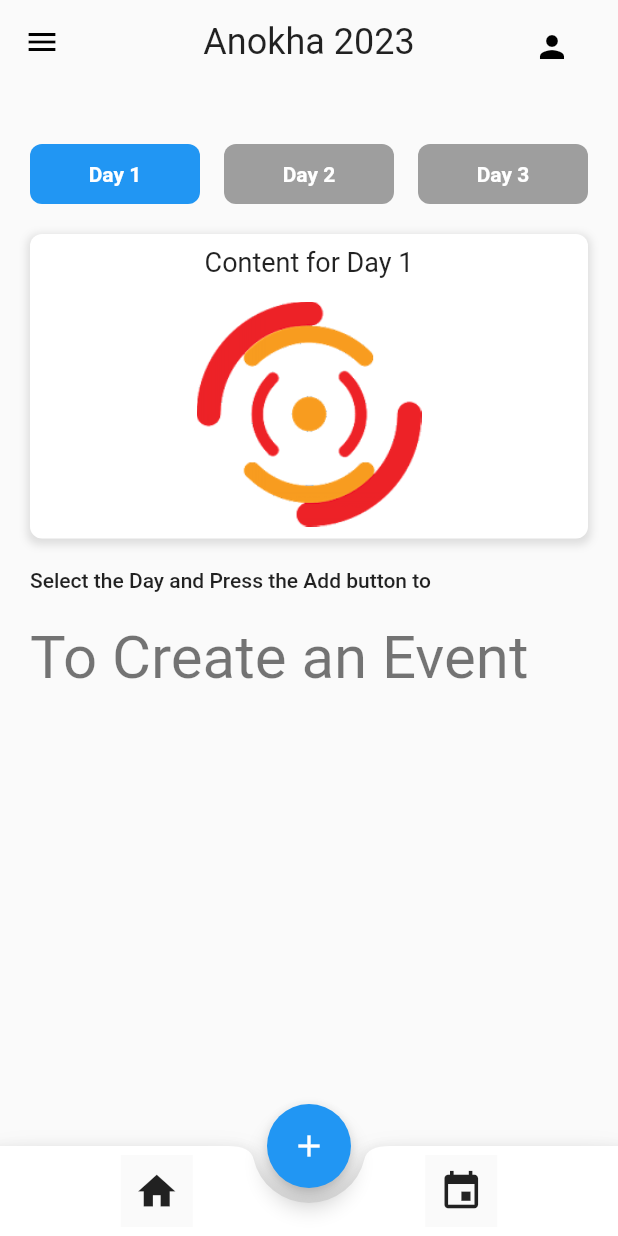
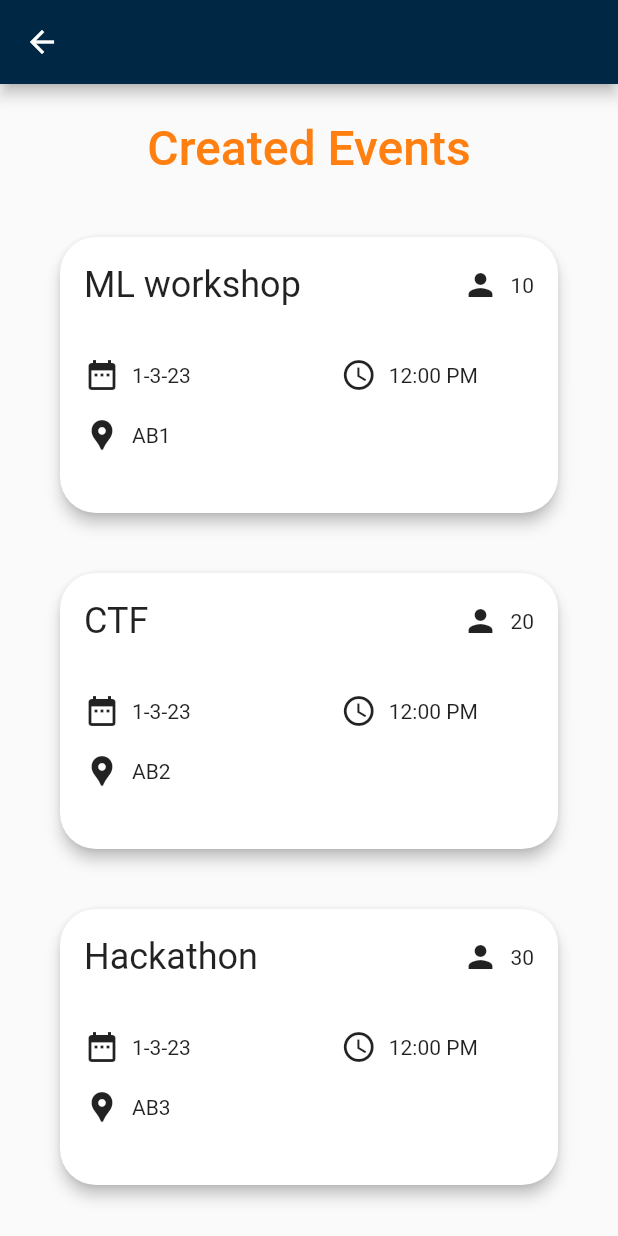
Before and after one commit to LalithGuptha/Admin_App_Anokha, a Flutter app: the screen it shows after launch, after a tap on "Login", after a tap on the "event" icon, on a phone screen of 412 x 824 dp. Run offline on Flutter 3.47's test engine with Material 2 defaults, Android fonts, the phone set to English and light mode, and no system bars; our stand-ins replace animated_splash_screen, hexcolor.

Commit message:
Created Events - Layout

```diff
--- a/lib/main.dart
+++ b/lib/main.dart
@@ -1,6 +1,8 @@
+import 'package:admin_app/screens/login.dart';
+import 'package:animated_splash_screen/animated_splash_screen.dart';
 import 'package:flutter/material.dart';
 import 'package:admin_app/screens/splash_screen.dart';
-
+import 'package:hexcolor/hexcolor.dart';
 void main() {
   runApp(Temp());
 }
@@ -12,6 +14,6 @@ class Temp extends StatelessWidget {
   Widget build(BuildContext context) {
     return MaterialApp(
         home: SplashScreen()
-    );
+        );
   }
 }
--- a/lib/screens/Signup.dart
+++ b/lib/screens/Signup.dart
@@ -1,5 +1,3 @@
-import 'dart:ffi';
-
 import 'package:flutter/material.dart';
 import 'package:hexcolor/hexcolor.dart';
 
@@ -12,7 +10,7 @@ class Signup extends StatefulWidget {
 
 class _Signup extends State<Signup>
 {
-    var departments = ['CSE','ECE','MECH'];
+    var departments = ["AEE","AIE","ARE","CCE","CHE","CIE","CVI","CSE","CYS","EAC","ECE","EEE","EIE","ELC","MEE"];
     String dropdownvalue = 'CSE';
     @override
     Widget build(BuildContext context)
@@ -42,7 +40,7 @@ class _Signup extends State<Signup>
                   textAlign: TextAlign.center,
                 ) ,
               ),
-              SizedBox(height: 80,),
+              SizedBox(height: 8,),
               Padding(
                   padding: EdgeInsets.all(24),
                 child: Column(
@@ -90,7 +88,15 @@ class _Signup extends State<Signup>
                         )
 
                     ),
-                    SizedBox(height:40),
+                    SizedBox(height:32),
+                    Row(
+                      children: [
+                        SizedBox(width: 40,),
+                        Text("Department",style: TextStyle(
+                            fontSize: 16,
+                            fontWeight: FontWeight.w300,
+                        ),),
+                        SizedBox(width: 40,),
                         DropdownButton(
                             borderRadius: BorderRadius.circular(20),
                             dropdownColor: HexColor("BEB7A4"),
@@ -107,7 +113,9 @@ class _Signup extends State<Signup>
                             }
 
                         ),
-                    SizedBox(height:40),
+                      ],
+                    ),
+                    SizedBox(height:32),
                     TextField(
                         decoration: InputDecoration(
                             icon: Icon(Icons.phone_android),
--- a/lib/screens/home_screen.dart
+++ b/lib/screens/home_screen.dart
@@ -1,3 +1,4 @@
+import 'package:admin_app/screens/listofevents.dart';
 import 'package:flutter/material.dart';
 //import 'package:hexcolor/hexcolor.dart';
 import 'package:admin_app/screens/daysCont.dart';
@@ -77,7 +78,10 @@ class _HomeScreen extends State<HomeScreen> {
                   ),
                   SizedBox(),//to make space for the floating button
                   Material(
-                    child: IconButton(onPressed:(){},icon: Icon(Icons.event,size: 30,))
+                    child: IconButton(onPressed:(){
+                      Navigator.push(context,
+                      MaterialPageRoute(builder: (context) => const Manageevent()));
+                    },icon: Icon(Icons.event,size: 30,))
                   ),
                   SizedBox(width: 3,)
 
--- /dev/null
+++ b/lib/screens/listofevents.dart
@@ -0,0 +1,101 @@
+import 'package:flutter/material.dart';
+import 'package:hexcolor/hexcolor.dart';
+
+class Manageevent extends StatefulWidget{
+  const Manageevent({Key? key}): super(key: key);
+  @override
+  State<Manageevent> createState() => _Manageevent();
+}
+
+Widget card (String name, String venue,int regcount, BuildContext context){
+  return Card(
+    margin: EdgeInsets.fromLTRB(40, 40, 40, 0),
+    elevation: 4,
+    shape: RoundedRectangleBorder(
+      borderRadius: BorderRadius.circular(24)
+    ),
+    child: Column(
+      children: [
+        Row(
+          children: [
+            SizedBox(width: 16,height: 64,),
+            Text(name,style: TextStyle(fontSize: 24),),
+            SizedBox(width: 70,),
+            new Spacer(),
+            Icon(Icons.person,),
+            SizedBox(width: 8,),
+            Text(regcount.toString()),
+            SizedBox(width: 16)
+          ],
+        ),
+        SizedBox(height: 16,),
+        Row(
+          children: [
+            SizedBox(width: 16,),
+            Icon(Icons.date_range),
+            SizedBox(width: 8,),
+            Text("1-3-23"),
+            SizedBox(width: 100,),
+            Icon(Icons.access_time_outlined,),
+            SizedBox(width: 8,),
+            Text("12:00 PM")
+          ],
+        ),
+        SizedBox(height: 16,),
+        Row(
+          children: [
+            SizedBox(width: 16,),
+            Icon(Icons.location_pin),
+            SizedBox(width: 8,),
+            Text(venue)
+          ],
+        ),
+        SizedBox(height: 40,)
+
+      ],
+    ),
+  );
+}
+class _Manageevent extends State<Manageevent>
+{
+  var name=["ML workshop","CTF","Hackathon"];
+  var venue=["AB1","AB2","AB3"];
+  var regcount=[10,20,30];
+  @override
+  Widget build(BuildContext context){
+    return MaterialApp(
+    home: Scaffold(
+      appBar:AppBar(
+        backgroundColor: HexColor("002845"),
+        leading: IconButton(
+          onPressed:(){
+            Navigator.pop(context);
+          },
+          icon: Icon(Icons.arrow_back),),
+      ),
+      body: Column(
+        children: [
+          Padding(
+              padding: EdgeInsets.only(top: 24),
+          child: Text("Created Events",style: TextStyle(
+              fontSize: 32,
+              fontWeight: FontWeight.w500,
+              color: HexColor("FF7F11")
+          ),
+            textAlign: TextAlign.center,
+          ) ,),
+          Expanded(
+            child: ListView.builder(
+                shrinkWrap: true,
+                itemCount: name.length,
+                itemBuilder: (BuildContext context, int index){
+                  return card(name[index], venue[index], regcount[index], context);
+                }),
+          )
+        ],
+      )
+
+    ),
+    );
+}
+}
--- a/pubspec.yaml
+++ b/pubspec.yaml
@@ -36,6 +36,7 @@ dependencies:
   # Use with the CupertinoIcons class for iOS style icons.
   cupertino_icons: ^1.0.2
   hexcolor: ^3.0.1
+  animated_splash_screen: ^1.3.0
 
 dev_dependencies:
   flutter_test:
@@ -58,6 +59,7 @@ flutter:
   # included with your application, so that you can use the icons in
   # the material Icons class.
   uses-material-design: true
+
 
   # To add assets to your application, add an assets section, like this:
   assets:
```
Also changed, not shown: pubspec.lock. Lines whose indentation alone changed are shown as unchanged.
